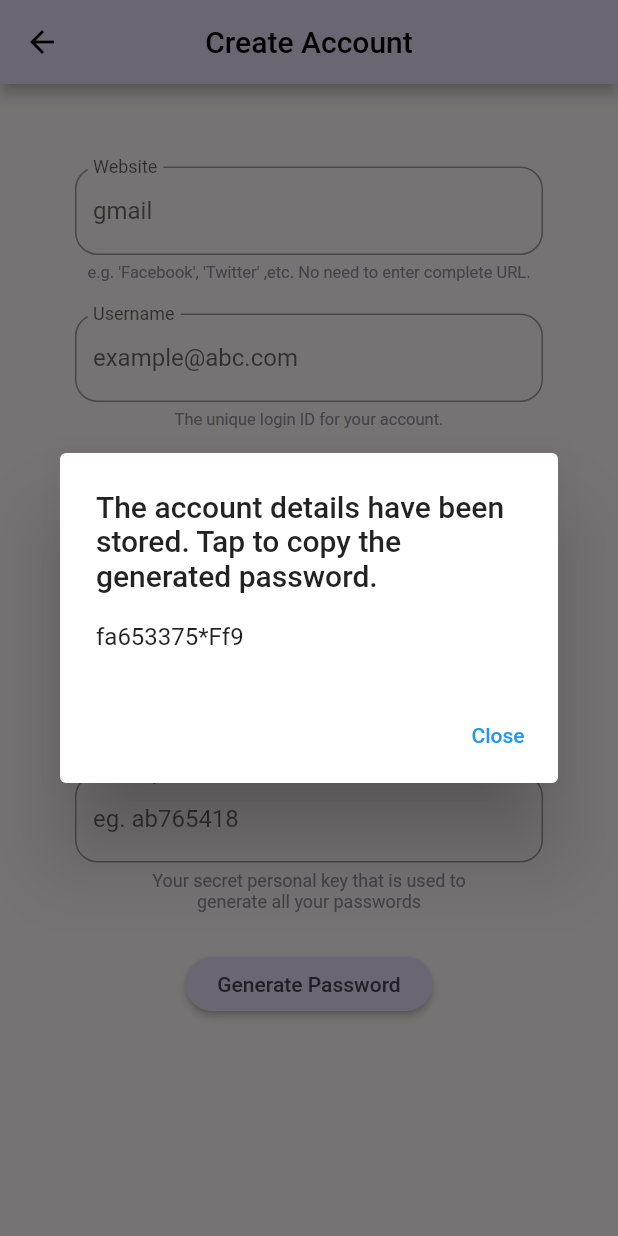
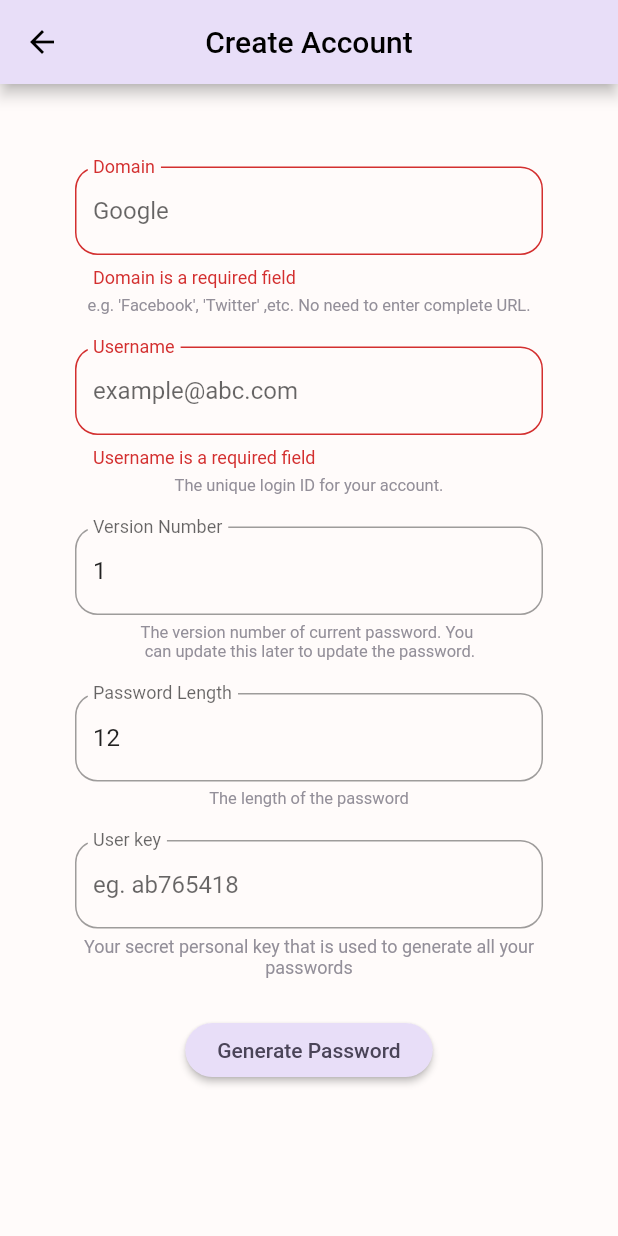
Before and after one commit to KaustubhBahl/NoMem, a Flutter app: the AddAccount screen opened by its route, after a tap on "Generate Password", on a phone screen of 412 x 824 dp. Run offline on Flutter 3.47's test engine with Material 2 defaults, Android fonts, the phone set to English and light mode, and no system bars; our stand-ins replace fluttertoast.

Commit message:
validate form for create_account

```diff
--- a/lib/pages/accountslist.dart
+++ b/lib/pages/accountslist.dart
@@ -130,11 +130,7 @@ class _AccountsListState extends State<AccountsList> {
         backgroundColor: const Color.fromRGBO(231, 224, 236, 1),
         foregroundColor: const Color.fromRGBO(0, 0, 0, 1),
       ),
-      body: SingleChildScrollView(
-        child: SizedBox(
-          child: Column(
-            children: [
-              FutureBuilder(
+      body: FutureBuilder(
           future: fetchAccounts(),
           builder: (BuildContext context, AsyncSnapshot snapshot) {
             return ListView.builder(
@@ -150,10 +146,6 @@ class _AccountsListState extends State<AccountsList> {
               },
             );
           })
-            ],
-          ),
-        ),
-      )
     );
   }
 }
--- a/lib/pages/create_account.dart
+++ b/lib/pages/create_account.dart
@@ -3,6 +3,7 @@ import 'package:path_provider/path_provider.dart';
 import 'package:crypto/crypto.dart';
 import 'dart:io';
 import 'dart:convert';
+import 'package:fluttertoast/fluttertoast.dart';
 
 class AddAccount extends StatefulWidget {
   const AddAccount({super.key});
@@ -17,6 +18,7 @@ class AddAccountState extends State<AddAccount> {
   final passwordLengthController = TextEditingController(text: '12');
   final versionNumberController = TextEditingController(text: '1');
   final userKeyController = TextEditingController();
+  final _formKey = GlobalKey<FormState>();
 
   @override
   Widget build(BuildContext context) {
@@ -34,6 +36,8 @@ class AddAccountState extends State<AddAccount> {
         // shadowColor: const Color.fromRGBO(255, 255, 255, 1),
       ),
       body: SingleChildScrollView(
+        child: Form(
+          key: _formKey,
           child: Padding(
             padding: const EdgeInsets.fromLTRB(50, 50, 50, 0),
             child: Column(
@@ -41,9 +45,9 @@ class AddAccountState extends State<AddAccount> {
                 children: <Widget>[
                   Padding(
                       padding: const EdgeInsets.fromLTRB(0, 5, 0, 5),
-                    child: TextField(
+                      child: TextFormField(
                           decoration: InputDecoration(
-                          labelText: "Website",
+                            labelText: "Domain",
                             floatingLabelBehavior: FloatingLabelBehavior.always,
                             border: OutlineInputBorder(
                               borderSide: const BorderSide(
@@ -51,11 +55,17 @@ class AddAccountState extends State<AddAccount> {
                               ),
                               borderRadius: BorderRadius.circular(15),
                             ),
-                          hintText: "gmail",
+                            hintText: "Google",
+                            errorMaxLines: 2,
                             // hintStyle: const TextStyle(fontStyle:FontStyle.italic ),
                           ),
-                        controller: domainController)
-                ),
+                          validator: (value) {
+                            if (value == '') {
+                              return 'Domain is a required field';
+                            }
+                            return null;
+                          },
+                          controller: domainController)),
                   // const SizedBox(height: 10),
                   Text(
                     "e.g. 'Facebook', 'Twitter' ,etc. No need to enter complete URL.",
@@ -68,7 +78,7 @@ class AddAccountState extends State<AddAccount> {
                   const SizedBox(height: 16),
                   Padding(
                       padding: const EdgeInsets.fromLTRB(0, 5, 0, 5),
-                    child: TextField(
+                      child: TextFormField(
                           decoration: InputDecoration(
                             labelText: "Username",
                             floatingLabelBehavior: FloatingLabelBehavior.always,
@@ -79,8 +89,15 @@ class AddAccountState extends State<AddAccount> {
                               borderRadius: BorderRadius.circular(15),
                             ),
                             hintText: "example@abc.com",
+                            errorMaxLines: 2,
                             // hintStyle: const TextStyle(fontStyle:FontStyle.italic ),
                           ),
+                          validator: (value) {
+                            if (value == '') {
+                              return 'Username is a required field';
+                            }
+                            return null;
+                          },
                           controller: usernameController)),
                   Text(
                     "The unique login ID for your account.",
@@ -104,10 +121,18 @@ class AddAccountState extends State<AddAccount> {
                               ),
                               borderRadius: BorderRadius.circular(15),
                             ),
-                          hintText: "eg.12 or any positive number",
+                            errorMaxLines: 2,
+                            hintText: "1",
                             // hintStyle: const TextStyle(fontStyle:FontStyle.italic ),
-                        ), controller: versionNumberController)
                           ),
+                          validator: (value) {
+                            if (value == null || int.tryParse(value.trim()) ==
+                                null || int.parse(value.trim()) < 1) {
+                              return 'Version number must be a positive number';
+                            }
+                            return null;
+                          },
+                          controller: versionNumberController)),
                   Text(
                     "The version number of current password. You \n can update this later to update the password.",
                     style: TextStyle(
@@ -130,10 +155,19 @@ class AddAccountState extends State<AddAccount> {
                               ),
                               borderRadius: BorderRadius.circular(15),
                             ),
-                          hintText: "eg.16 , the length of the password",
+                            hintText: "12",
+                            errorMaxLines: 2,
                             // hintStyle: const TextStyle(fontStyle:FontStyle.italic ),
-                        ), controller: passwordLengthController)
                           ),
+                          validator: (value) {
+                            if (value == null || int.tryParse(value.trim()) ==
+                                null || int.parse(value.trim()) < 1 ||
+                                int.parse(value.trim()) > 128) {
+                              return 'Password length must be between 1 and 128';
+                            }
+                            return null;
+                          },
+                          controller: passwordLengthController)),
                   Text(
                     "The length of the password",
                     style: TextStyle(
@@ -145,7 +179,7 @@ class AddAccountState extends State<AddAccount> {
                   const SizedBox(height: 16),
                   Padding(
                       padding: const EdgeInsets.fromLTRB(0, 5, 0, 5),
-                    child: TextField(
+                      child: TextFormField(
                           obscureText: true,
                           // obscuringCharacter: '*',
                           decoration: InputDecoration(
@@ -160,11 +194,9 @@ class AddAccountState extends State<AddAccount> {
                             hintText: "eg. ab765418",
                             // hintStyle: const TextStyle(fontStyle:FontStyle.italic ),
                           ),
-                        controller: userKeyController
-                    )),
+                          controller: userKeyController)),
                   Text(
-                  'Your secret personal key that is used to \n'
-                      'generate all your passwords',
+                    'Your secret personal key that is used to generate all your passwords',
                     style: TextStyle(
                       fontSize: 12,
                       color: Color(0xFF938F99),
@@ -176,27 +208,87 @@ class AddAccountState extends State<AddAccount> {
                     width: 165,
                     child: ElevatedButton(
                       onPressed: () async {
-                      final directory = await getApplicationDocumentsDirectory();
-                      final file = File('${directory.path}/db.nomem');
-                      final details = "${domainController.text}\n${usernameController.text}\n${passwordLengthController.text}\n${versionNumberController.text}\n";
-                      await file.writeAsString(details,mode:FileMode.append);
-                      final data = '$details${userKeyController.text}\n';
+                        FocusScope.of(context).requestFocus(FocusNode());
+                        if (!(_formKey.currentState!.validate())) {
+                          return;
+                        }
+
+                        final domain = domainController.text.trim();
+                        final username = usernameController.text.trim();
+                        final passwordLength = passwordLengthController.text
+                            .trim();
+                        final versionNumber = versionNumberController.text
+                            .trim();
+                        final userKey = userKeyController.text.trim();
+
+                        final directory =
+                        await getApplicationDocumentsDirectory();
+                        final db = File('${directory.path}/db.nomem');
+                        final contents = await db.readAsLines();
+                        var i = 0;
+                        while (i < contents.length) {
+                          if (contents[i] == domain &&
+                              contents[i + 1] == username) {
+                            Fluttertoast.showToast(
+                                msg: 'Password for the account already exists',
+                                toastLength: Toast.LENGTH_LONG,
+                                gravity: ToastGravity.CENTER,
+                                timeInSecForIosWeb: 1,
+                                backgroundColor: Colors.black,
+                                textColor: Colors.white,
+                                fontSize: 16.0);
+                            return;
+                          }
+                          i += 4;
+                        }
+
+                        final details = "$domain\n$username\n$passwordLength\n$versionNumber\n";
+                        await db.writeAsString(details, mode: FileMode.append);
+
+                        userKeyController.clear();
+                        domainController.clear();
+                        usernameController.clear();
+                        passwordLengthController.text = '12';
+                        versionNumberController.text = '1';
+
+                        if (userKey == '') {
+                          Fluttertoast.showToast(
+                              msg: 'The account has been created.',
+                              toastLength: Toast.LENGTH_LONG,
+                              gravity: ToastGravity.CENTER,
+                              timeInSecForIosWeb: 1,
+                              backgroundColor: Colors.black,
+                              textColor: Colors.white,
+                              fontSize: 16.0);
+                          return;
+                        }
+                        else {
+                          print('User key: $userKey');
+                        }
+
+                        final data = '$details${userKeyController.text
+                            .trim()}\n';
                         var bytes = utf8.encode(data); // data being hashed
                         var digest = sha512.convert(bytes);
-                      var digesthex = '$digest';
-                      var i = 0;
+                        String digestHex = '$digest';
+                        i = 0;
                         var sum = 0;
-                      var len = int.parse(passwordLengthController.text);
-                      while(i<digesthex.length) {
-                        sum += digesthex[i].codeUnitAt(0);
+                        var len = int.parse(passwordLength);
+                        while (i < digestHex.length) {
+                          sum += digestHex[i].codeUnitAt(0);
                           i++;
                         }
-                      final password = digesthex.substring(0,len-4) + String.fromCharCode(sum%15+'!'.codeUnitAt(0)) + String.fromCharCode(sum%26+'A'.codeUnitAt(0)) + String.fromCharCode(sum%26+'a'.codeUnitAt(0)) + String.fromCharCode(sum%10+'0'.codeUnitAt(0));
+                        final password = digestHex.substring(0, len - 4) +
+                            String.fromCharCode(sum % 15 + '!'.codeUnitAt(0)) +
+                            String.fromCharCode(sum % 26 + 'A'.codeUnitAt(0)) +
+                            String.fromCharCode(sum % 26 + 'a'.codeUnitAt(0)) +
+                            String.fromCharCode(sum % 10 + '0'.codeUnitAt(0));
                         showDialog(
                           context: context,
                           builder: (BuildContext context) {
                             return AlertDialog(
-                            title: Text('The account details have been stored. Tap to copy the generated password.'),
+                              title: Text(
+                                  'The account details have been stored. Tap to copy the generated password.'),
                               content: Text(password),
                               actions: [
                                 TextButton(
@@ -227,5 +319,7 @@ class AddAccountState extends State<AddAccount> {
                 ]),
           ),
         ),
+      ),
     );
-}}
+  }
+}
```
Also changed, not shown: 1 other file. Lines whose indentation alone changed are shown as unchanged.
